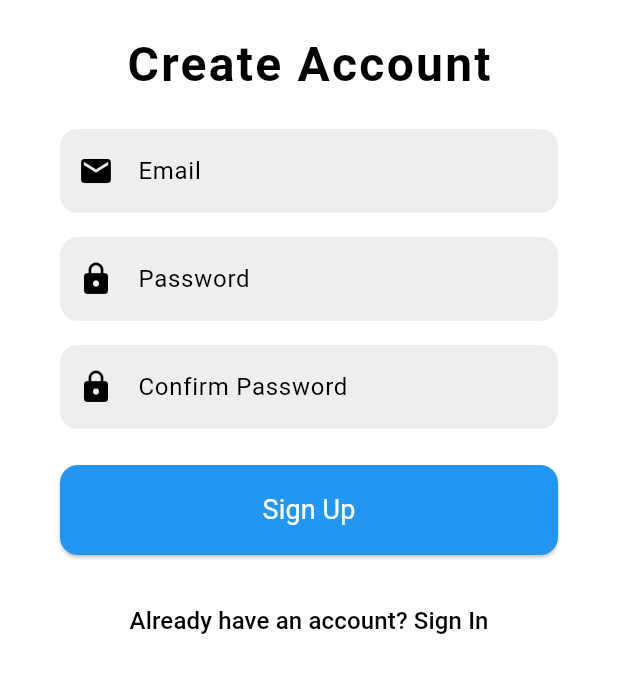
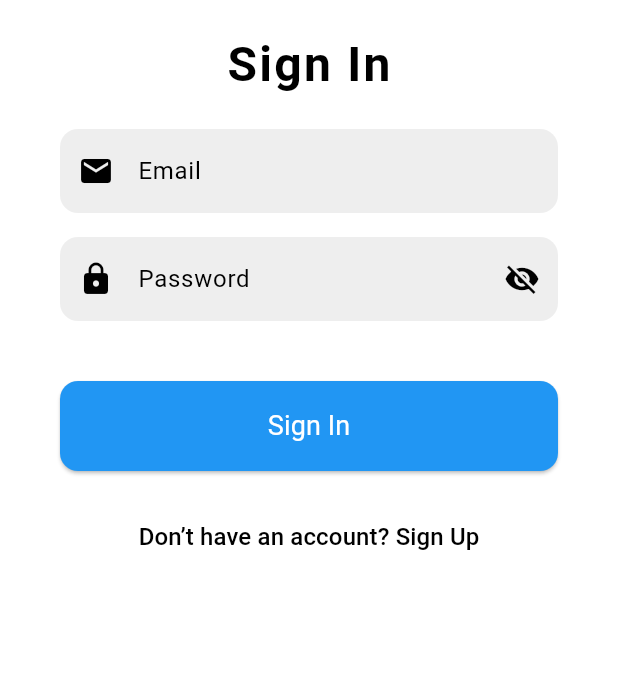
Before and after one commit to CoderIshanGupta/Smart-Inventory-Management, a Flutter app: the screen it shows after launch, after a tap on "Continue with Email", on a phone screen of 412 x 824 dp, the part 84-777 px from its top. Run offline on Flutter 3.47's test engine with Material 3 defaults, Android fonts, the phone set to English and light mode, and no system bars; our stand-ins replace shared_preferences; missing offline and left inert: flutter_barcode_scanner.

Commit message:
Updated SignUp page with better connectivity

```diff
--- a/lib/signup.dart
+++ b/lib/signup.dart
@@ -1,16 +1,84 @@
 import 'package:flutter/material.dart';
 
+void main() {
+  runApp(MaterialApp(home: SignUpSignInPage(isSignUp: false))); // Default to SignIn page
+}
+
 class SignUpSignInPage extends StatefulWidget {
+  final bool isSignUp; // Track whether to show SignUp or SignIn
+
+  // Constructor to pass the mode (SignUp or SignIn)
+  SignUpSignInPage({required this.isSignUp});
+
   @override
   _SignUpSignInPageState createState() => _SignUpSignInPageState();
 }
 
 class _SignUpSignInPageState extends State<SignUpSignInPage> {
-  bool isSignUp = true; // Tracks whether the page is in SignUp or SignIn mode
+  late bool _isSignUp; // Use a local variable to track the mode
 
   final _emailController = TextEditingController();
   final _passwordController = TextEditingController();
   final _confirmPasswordController = TextEditingController();
+
+  // Track the visibility of the passwords
+  bool _isPasswordVisible = false;
+  bool _isConfirmPasswordVisible = false;
+
+  @override
+  void initState() {
+    super.initState();
+    _isSignUp = widget.isSignUp; // Initialize the mode with the passed value
+  }
+
+  void _validateFields() {
+    if (_emailController.text.isEmpty || _passwordController.text.isEmpty) {
+      // Check for empty fields and show the validation message
+      ScaffoldMessenger.of(context).showSnackBar(
+        SnackBar(
+          content: Text('Please fill all the fields'),
+          backgroundColor: Colors.red,
+        ),
+      );
+      return;
+    }
+
+    if (_isSignUp && _confirmPasswordController.text.isEmpty) {
+      // If it's a sign-up form, make sure confirm password is filled
+      ScaffoldMessenger.of(context).showSnackBar(
+        SnackBar(
+          content: Text('Please fill all the fields'),
+          backgroundColor: Colors.red,
+        ),
+      );
+      return;
+    }
+
+    if (_isSignUp &&
+        _passwordController.text != _confirmPasswordController.text) {
+      // If it's sign-up, ensure passwords match
+      ScaffoldMessenger.of(context).showSnackBar(
+        SnackBar(
+          content: Text('Passwords do not match'),
+          backgroundColor: Colors.red,
+        ),
+      );
+      return;
+    }
+
+    // Proceed with either Sign In or Sign Up based on the mode
+    if (_isSignUp) {
+      // Implement sign-up logic here
+      ScaffoldMessenger.of(context).showSnackBar(
+        SnackBar(content: Text('Sign Up Successful')),
+      );
+    } else {
+      // Implement sign-in logic here
+      ScaffoldMessenger.of(context).showSnackBar(
+        SnackBar(content: Text('Sign In Successful')),
+      );
+    }
+  }
 
   @override
   Widget build(BuildContext context) {
@@ -21,7 +89,7 @@ class _SignUpSignInPageState extends State<SignUpSignInPage> {
         leading: IconButton(
           icon: Icon(Icons.arrow_back, color: Colors.black),
           onPressed: () {
-            Navigator.pop(context); // Go back to the RegistrationPage
+            Navigator.pop(context); // Go back to the previous page
           },
         ),
         title: Center( // Center the content in the AppBar
@@ -63,7 +131,7 @@ class _SignUpSignInPageState extends State<SignUpSignInPage> {
               Padding(
                 padding: const EdgeInsets.symmetric(vertical: 20.0), // Reduced padding
                 child: Text(
-                  isSignUp ? 'Create Account' : 'Sign In',
+                  _isSignUp ? 'Create Account' : 'Sign In',
                   style: TextStyle(
                     fontSize: 32,
                     fontWeight: FontWeight.bold,
@@ -95,7 +163,7 @@ class _SignUpSignInPageState extends State<SignUpSignInPage> {
                     SizedBox(height: 16), // Reduced gap
                     TextField(
                       controller: _passwordController,
-                      obscureText: true,
+                      obscureText: !_isPasswordVisible,  // Toggle password visibility
                       decoration: InputDecoration(
                         labelText: 'Password',
                         labelStyle: TextStyle(color: Colors.black),
@@ -106,14 +174,27 @@ class _SignUpSignInPageState extends State<SignUpSignInPage> {
                           borderSide: BorderSide.none,
                         ),
                         prefixIcon: Icon(Icons.lock, color: Colors.black),
+                        suffixIcon: IconButton(
+                          icon: Icon(
+                            _isPasswordVisible
+                                ? Icons.visibility
+                                : Icons.visibility_off,
+                            color: Colors.black,
+                          ),
+                          onPressed: () {
+                            setState(() {
+                              _isPasswordVisible = !_isPasswordVisible;  // Toggle visibility
+                            });
+                          },
+                        ),
                       ),
                     ),
                     SizedBox(height: 16), // Reduced gap
                     // Only show confirm password in SignUp mode
-                    if (isSignUp)
+                    if (_isSignUp)
                       TextField(
                         controller: _confirmPasswordController,
-                        obscureText: true,
+                        obscureText: !_isConfirmPasswordVisible,  // Toggle visibility
                         decoration: InputDecoration(
                           labelText: 'Confirm Password',
                           labelStyle: TextStyle(color: Colors.black),
@@ -124,6 +205,19 @@ class _SignUpSignInPageState extends State<SignUpSignInPage> {
                             borderSide: BorderSide.none,
                           ),
                           prefixIcon: Icon(Icons.lock, color: Colors.black),
+                          suffixIcon: IconButton(
+                            icon: Icon(
+                              _isConfirmPasswordVisible
+                                  ? Icons.visibility
+                                  : Icons.visibility_off,
+                              color: Colors.black,
+                            ),
+                            onPressed: () {
+                              setState(() {
+                                _isConfirmPasswordVisible = !_isConfirmPasswordVisible;  // Toggle visibility
+                              });
+                            },
+                          ),
                         ),
                       ),
                   ],
@@ -135,19 +229,7 @@ class _SignUpSignInPageState extends State<SignUpSignInPage> {
               Padding(
                 padding: const EdgeInsets.symmetric(horizontal: 40),
                 child: ElevatedButton(
-                  onPressed: () {
-                    // Handle sign up or sign in logic here
-                    if (isSignUp) {
-                      // Implement sign-up logic (with confirm password validation)
-                      if (_passwordController.text == _confirmPasswordController.text) {
-                        // Proceed with Sign Up
-                      } else {
-                        // Show an error message for password mismatch
-                      }
-                    } else {
-                      // Implement sign-in logic
-                    }
-                  },
+                  onPressed: _validateFields, // Call validation function on submit
                   style: ElevatedButton.styleFrom(
                     backgroundColor: Colors.blue,  // Button background color
                     foregroundColor: Colors.white, // Text color inside the button
@@ -158,7 +240,7 @@ class _SignUpSignInPageState extends State<SignUpSignInPage> {
                     minimumSize: Size(double.infinity, 60),
                   ),
                   child: Text(
-                    isSignUp ? 'Sign Up' : 'Sign In',
+                    _isSignUp ? 'Sign Up' : 'Sign In',
                     style: TextStyle(
                       fontSize: 18,
                       fontWeight: FontWeight.normal, // Reduced boldness
@@ -172,11 +254,11 @@ class _SignUpSignInPageState extends State<SignUpSignInPage> {
               TextButton(
                 onPressed: () {
                   setState(() {
-                    isSignUp = !isSignUp; // Toggle between SignUp and SignIn
+                    _isSignUp = !_isSignUp; // Toggle the mode
                   });
                 },
                 child: Text(
-                  isSignUp
+                  _isSignUp
                       ? 'Already have an account? Sign In'
                       : 'Don’t have an account? Sign Up',
                   style: TextStyle(
```
